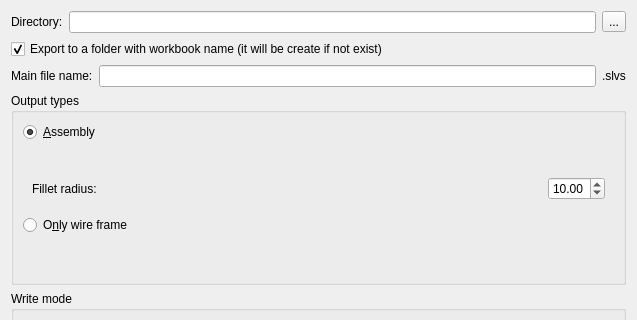
Above: pyslvs_ui/io/output_option.ui from KmolYuan/Pyslvs-UI before the change; both pictures show x 0 to 637 and y 0 to 320 of the 637 by 663 pixel window. Below: the same form after it.
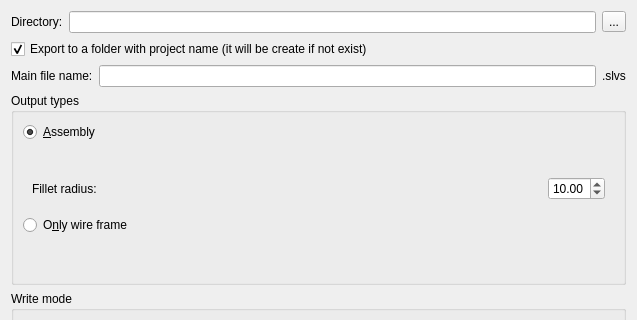
That is the form after the change. Icons and pictures are not drawn.

Commit message: Replace term "workbook" into "project".

Patch:
```diff
--- a/pyslvs_ui/io/output_option.ui
+++ b/pyslvs_ui/io/output_option.ui
@@ -45,7 +45,7 @@
    <item>
     <widget class="QCheckBox" name="newfolder_option">
      <property name="text">
-      <string>Export to a folder with workbook name (it will be create if not exist)</string>
+      <string>Export to a folder with project name (it will be create if not exist)</string>
      </property>
      <property name="checked">
       <bool>true</bool>
```
The commit also changes 22 other files.
